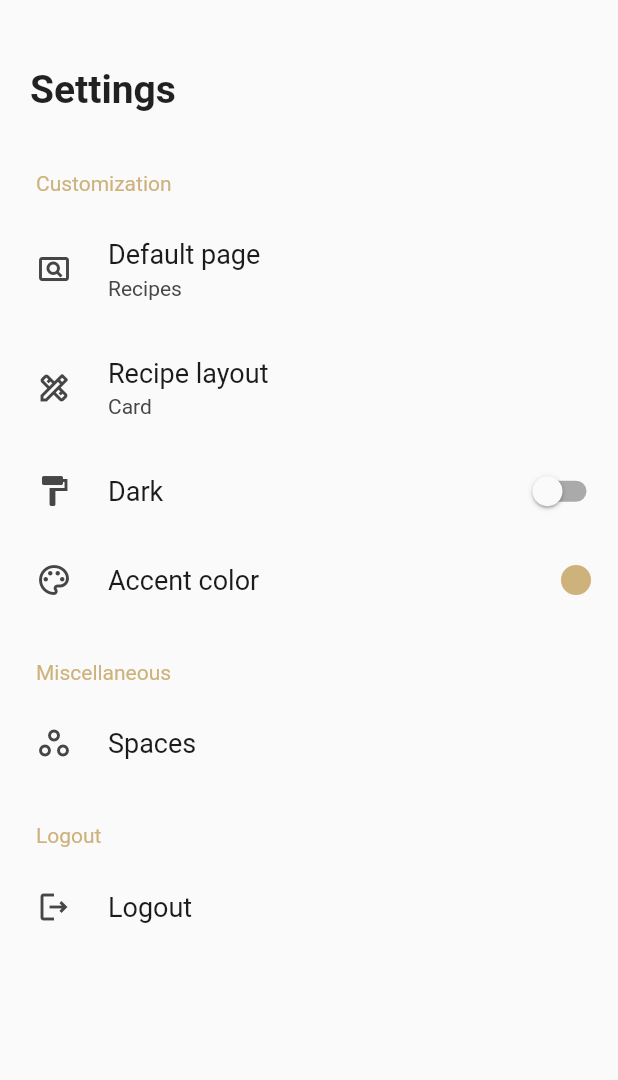
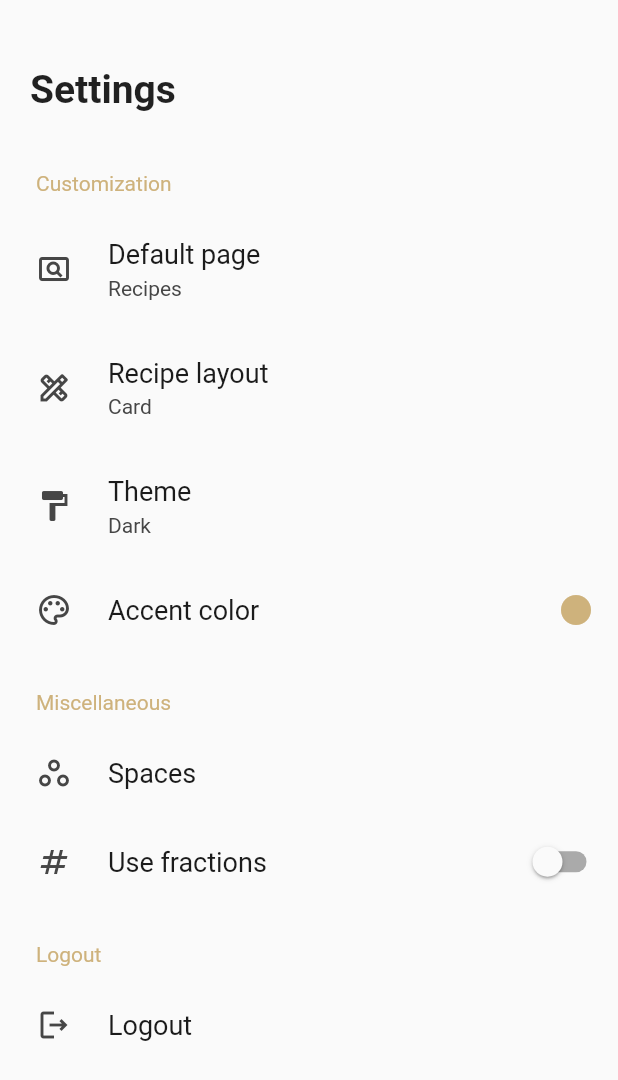
Before and after one commit to phantomate/Untare, a Flutter app: the SettingsPage screen opened directly, on a phone screen of 412 x 824 dp. Shown: the top 1080 px of the screen. Run offline on Flutter 3.47's test engine with Material 2 defaults, Android fonts, the light colour scheme and no system bars; drawn by our look-alikes of settings_ui; our stand-ins replace bloc, cached_network_image, cross_file, equatable, flutter_bloc, flutter_colorpicker and 12 more; missing offline and left inert: collapsible, configurable_expansion_tile_null_safety, drag_and_drop_lists, form_builder_extra_fields, form_builder_image_picker, fraction and 1 more; accounts and stored records are empty; generated files the repository leaves out were written again; Roboto replaces fonts that are missing (Montserrat).

Commit message:
Added fraction setting and handling Refactored theme selection by adding system mode

```diff
--- a/lib/cubits/settings_cubit.dart
+++ b/lib/cubits/settings_cubit.dart
@@ -25,7 +25,7 @@ class SettingsCubit extends Cubit<AppSetting> {
   }
 
   void changeThemeTo(String? theme) {
-    if (['light', 'dark'].contains(theme)) {
+    if (['light', 'dark', 'system'].contains(theme)) {
       AppSetting newState = state.copyWith(theme: theme);
       emit(newState);
       box.put('settings', newState);
--- a/lib/pages/settings_page.dart
+++ b/lib/pages/settings_page.dart
@@ -6,6 +6,7 @@ import 'package:untare/blocs/authentication/authentication_bloc.dart';
 import 'package:untare/blocs/authentication/authentication_event.dart';
 import 'package:untare/components/bottom_sheets/settings_default_page_bottom_sheet_component.dart';
 import 'package:untare/components/bottom_sheets/settings_layout_bottom_sheet_component.dart';
+import 'package:untare/components/bottom_sheets/settings_theme_bottom_sheet_component.dart';
 import 'package:untare/components/dialogs/edit_share_dialog.dart';
 import 'package:untare/components/dialogs/edit_shopping_list_recent_days_dialog.dart';
 import 'package:untare/components/dialogs/edit_shopping_list_refresh_dialog.dart';
@@ -13,6 +14,7 @@ import 'package:untare/cubits/settings_cubit.dart';
 import 'package:untare/extensions/string_extension.dart';
 import 'package:untare/models/app_setting.dart';
 import 'package:flutter_colorpicker/flutter_colorpicker.dart';
+import 'package:untare/models/user_setting.dart';
 import 'package:untare/pages/spaces_page.dart';
 
 class SettingsPage extends StatefulWidget {
@@ -33,7 +35,7 @@ class SettingsPageState extends State<SettingsPage> {
   Widget build(BuildContext context) {
     final AuthenticationBloc authenticationBloc = BlocProvider.of<AuthenticationBloc>(context);
     SettingsCubit settingsCubit = context.read<SettingsCubit>();
-    bool? themeModeSwitch = (settingsCubit.state.theme == 'dark');
+    bool? useFraction = (settingsCubit.state.userServerSetting != null && settingsCubit.state.userServerSetting!.useFractions == true);
 
     return Scaffold(
       body:  NestedScrollView(
@@ -89,21 +91,11 @@ class SettingsPageState extends State<SettingsPage> {
                             title: Text(AppLocalizations.of(context)!.settingsRecipeLayout),
                             value: Text((setting.layout == 'card') ? AppLocalizations.of(context)!.settingRecipeLayoutCard : AppLocalizations.of(context)!.settingRecipeLayoutList),
                           ),
-                          SettingsTile.switchTile(
-                            onToggle: (bool value) {
-                              setState(() {
-                                themeModeSwitch = value;
-                              });
-                              if (value) {
-                                settingsCubit.changeThemeTo('dark');
-                              } else {
-                                settingsCubit.changeThemeTo('light');
-                              }
-                            },
-                            initialValue: themeModeSwitch,
-                            activeSwitchColor: Theme.of(context).primaryColor,
+                          SettingsTile.navigation(
+                            onPressed: (context) => settingsThemeBottomSheet(context),
                             leading: const Icon(Icons.format_paint),
-                            title: Text(AppLocalizations.of(context)!.settingsDarkMode),
+                            title: Text(AppLocalizations.of(context)!.settingsThemeMode),
+                            value: Text((setting.theme != 'system') ? ((setting.theme == 'light') ? AppLocalizations.of(context)!.settingsLightMode : AppLocalizations.of(context)!.settingsDarkMode) : AppLocalizations.of(context)!.settingsSystemMode),
                           ),
                           SettingsTile.navigation(
                               onPressed: (context) {
@@ -217,23 +209,29 @@ class SettingsPageState extends State<SettingsPage> {
                               ),
                               leading: const Icon(Icons.workspaces_outline),
                               title: Text(AppLocalizations.of(context)!.spaces)
-                          )
+                          ),
                           /*SettingsTile(
                             enabled: false,
                             leading: Icon(Icons.scale_outlined),
                             title: Text('Default unit'),
                             value: Text(setting.userServerSetting!.defaultUnit),
+                          ),*/
+                          SettingsTile.switchTile(
+                            leading: const Icon(Icons.numbers_outlined),
+                            onToggle: (bool value) {
+                              setState(() {
+                                useFraction = value;
+                              });
+
+                              UserSetting newUserSetting;
+                              newUserSetting = setting.userServerSetting!.copyWith(useFractions: value);
+                              settingsCubit.updateServerSetting(newUserSetting);
+                            },
+                            activeSwitchColor: Theme.of(context).primaryColor,
+                            initialValue: useFraction,
+                            title: Text(AppLocalizations.of(context)!.useFractions),
                           ),
-                          SettingsTile.switchTile(
-                            enabled: false,
-                            leading: Icon(Icons.settings),
-                            onToggle: (bool value) {
-
-                            },
-                            initialValue: setting.userServerSetting!.useFractions,
-                            title: Text('Use fractions'),
-                          ),
-                          SettingsTile.switchTile(
+                          /*SettingsTile.switchTile(
                             enabled: false,
                             leading: Icon(Icons.settings),
                             onToggle: (bool value) {
```
Also changed, not shown: lib/components/bottom_sheets/settings_theme_bottom_sheet_component.dart (added, +68 -0 lines), lib/components/widgets/recipe_detail_tabbar_widget.dart (+12 -2 lines), lib/components/widgets/recipe_shopping_list_stateful_widget.dart (+20 -7 lines), lib/main.dart (+11 -9 lines).
